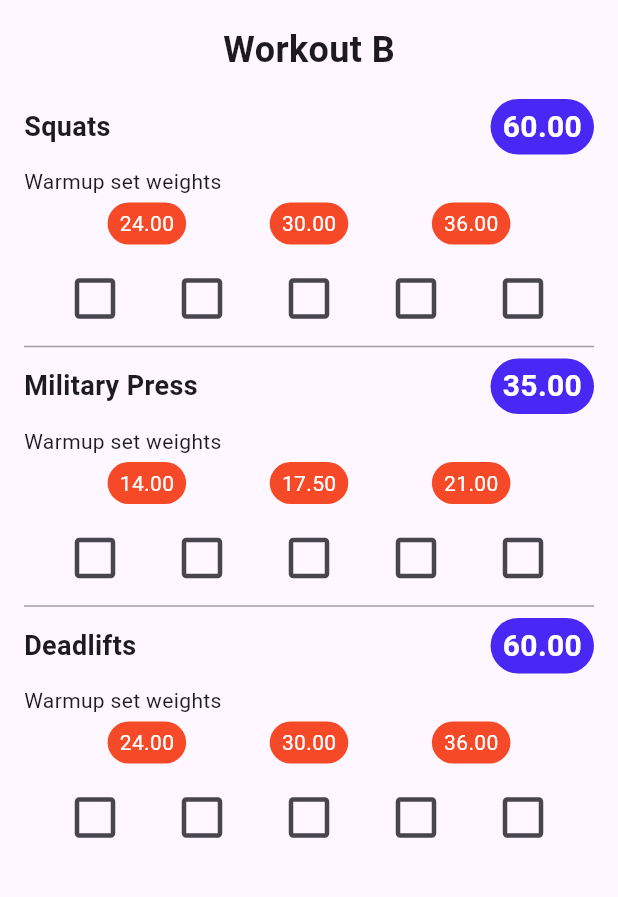
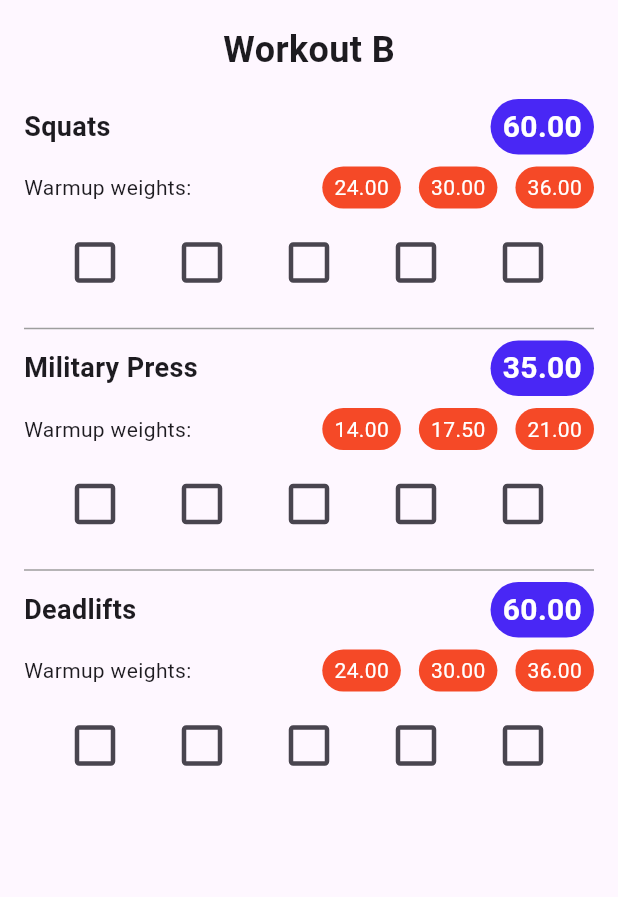
Before and after one commit to c3hmke/trackrinator, a Flutter app: the screen it shows after launch, after a tap on "Start Next Workout", on a phone screen of 412 x 824 dp, the part 84-981 px from its top. Run offline on Flutter 3.47's test engine with Material 3 defaults, Android fonts, the phone set to English and light mode, and no system bars.

Commit message:
Bring the warmup weights onto same row as the label

```diff
--- a/lib/widgets/exercise_row.dart
+++ b/lib/widgets/exercise_row.dart
@@ -44,16 +44,23 @@ class _ExerciseRowState extends State<ExerciseRow> {
         const SizedBox(height: 8),
 
         // Warmups Row
-        const Text('Warmup set weights'),
-        const SizedBox(height: 4),
+        Row(
+          mainAxisAlignment: MainAxisAlignment.spaceBetween,
+          children: [
+            const Text('Warmup weights:'),
             Row(
               mainAxisAlignment: MainAxisAlignment.spaceEvenly,
               children: warmupWeights
-              .map((w) => Pill(
+                  .map((w) => Padding(
+                    padding: const EdgeInsets.only(left: 12),
+                    child: Pill(
                       text: Text(formattedWeight(w), style: const TextStyle(color: Colors.white)),
                       color: AppTheme.colors.secondary,
+                    )
                   ))
                   .toList(),
+            ),
+          ],
         ),
         const SizedBox(height: 12),
 
@@ -71,7 +78,9 @@ class _ExerciseRowState extends State<ExerciseRow> {
               ),
             );
           }),
-        )
+        ),
+        const SizedBox(height: 12),
+
       ]
     );
   }
```
Lines whose indentation alone changed are shown as unchanged.
